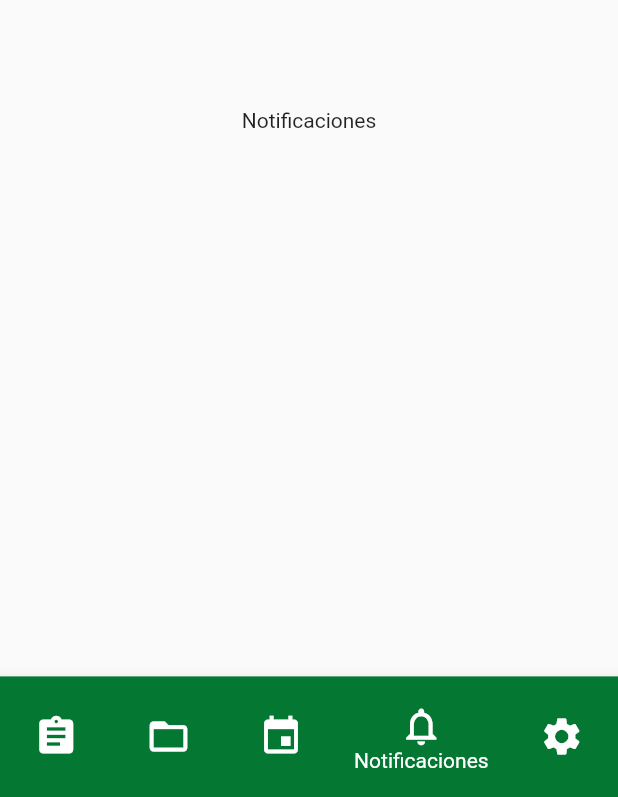
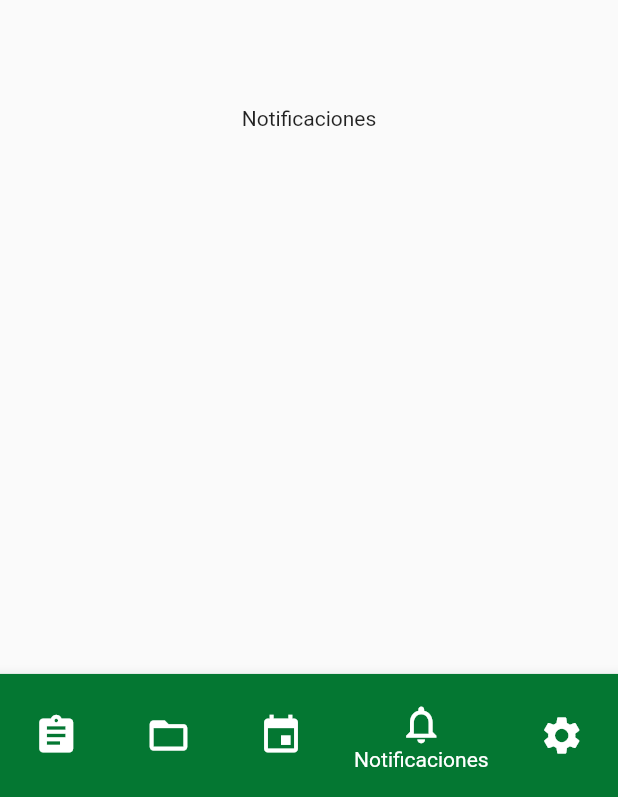
Before and after one commit to 3METS/UCABdemicsMobile, a Flutter app: the Navigation screen opened directly, item 4 of the bottom bar chosen, on a phone screen of 412 x 824 dp. Shown: the part 436-1233 px from the top of the screen. Run offline on Flutter 3.47's test engine with Material 2 defaults, Android fonts, the phone set to English and light mode, and no system bars.

Commit message:
Arreglando las dimensiones del Bottombar

```diff
--- a/ucabdemicsmobile/lib/sources/Components/navigation_bar.dart
+++ b/ucabdemicsmobile/lib/sources/Components/navigation_bar.dart
@@ -28,7 +28,7 @@ class _NavigationState extends State<Navigation> {
     return Scaffold(
       body: tabs[_currentIndex],
       bottomNavigationBar: SizedBox(
-        height: (MediaQuery.of(context).size.height)*0.1,
+        height: (MediaQuery.of(context).size.height)*0.102,
         child: BottomNavigationBar(
           currentIndex: _currentIndex,
           type: BottomNavigationBarType.shifting,
```
